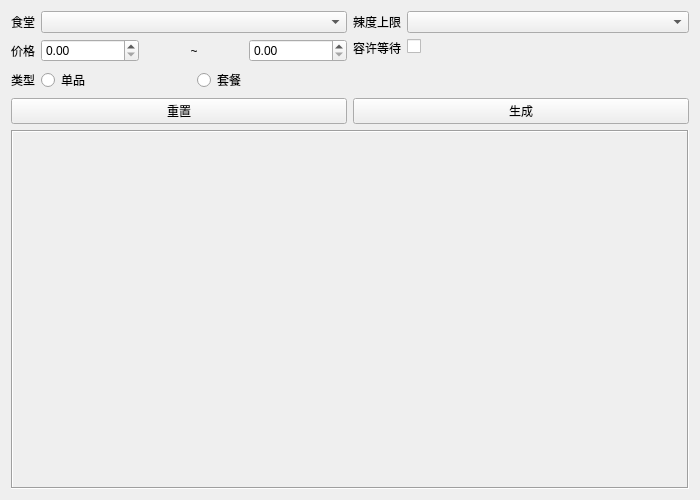
First picture: the form in randomtab.ui, repository PKUCodeProjPractice/PKUDish, before the edit.
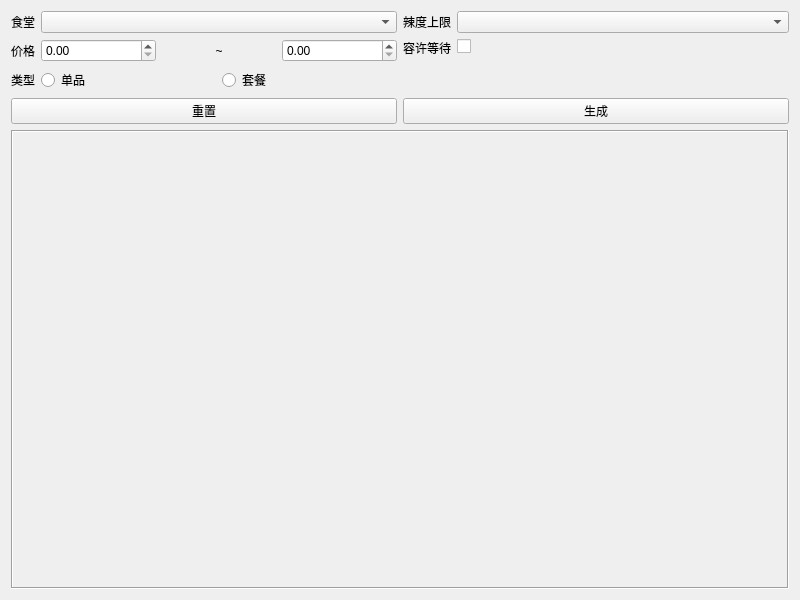
Second picture: the form after the edit. Icons and pictures are not drawn.

Commit message: 浏览界面、随机界面的背景，dishbox的字体

Patch:
```diff
--- a/randomtab.ui
+++ b/randomtab.ui
@@ -6,8 +6,8 @@
    <rect>
     <x>0</x>
     <y>0</y>
-    <width>700</width>
-    <height>500</height>
+    <width>800</width>
+    <height>600</height>
    </rect>
   </property>
   <property name="sizePolicy">
@@ -173,8 +173,8 @@
        <rect>
         <x>0</x>
         <y>0</y>
-        <width>674</width>
-        <height>328</height>
+        <width>784</width>
+        <height>479</height>
        </rect>
       </property>
       <layout class="QGridLayout" name="gridLayout"/>
```
Left out of the diff: 2 changed lines with no effect on the pictures. The commit also changes 4 other files.
